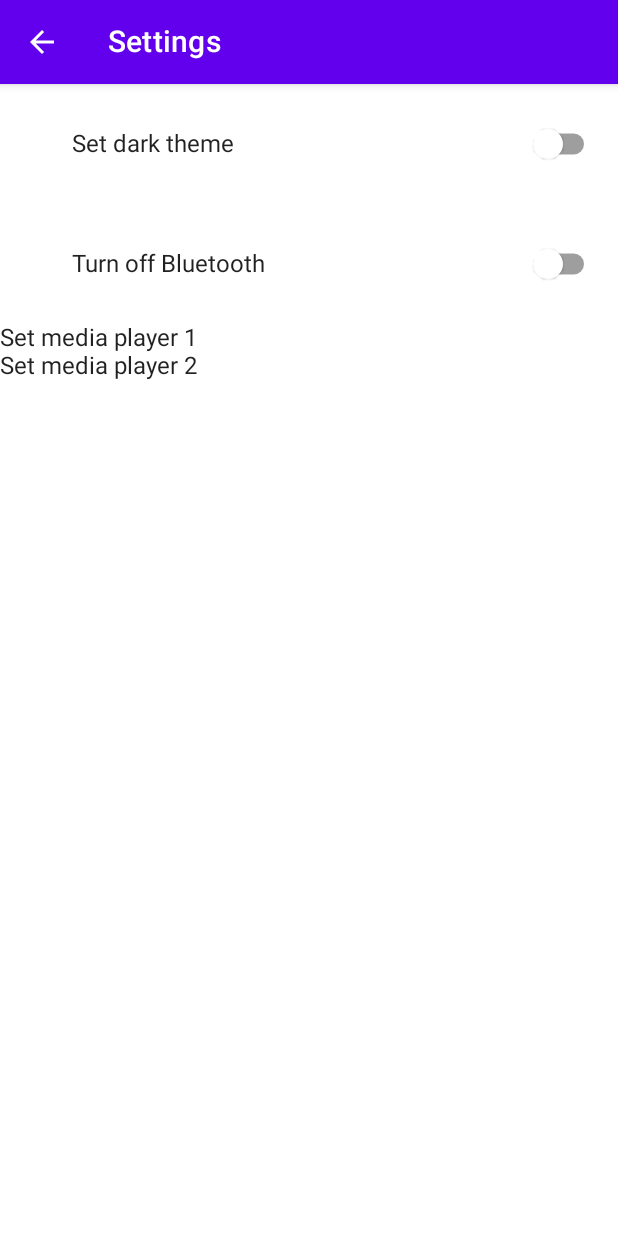
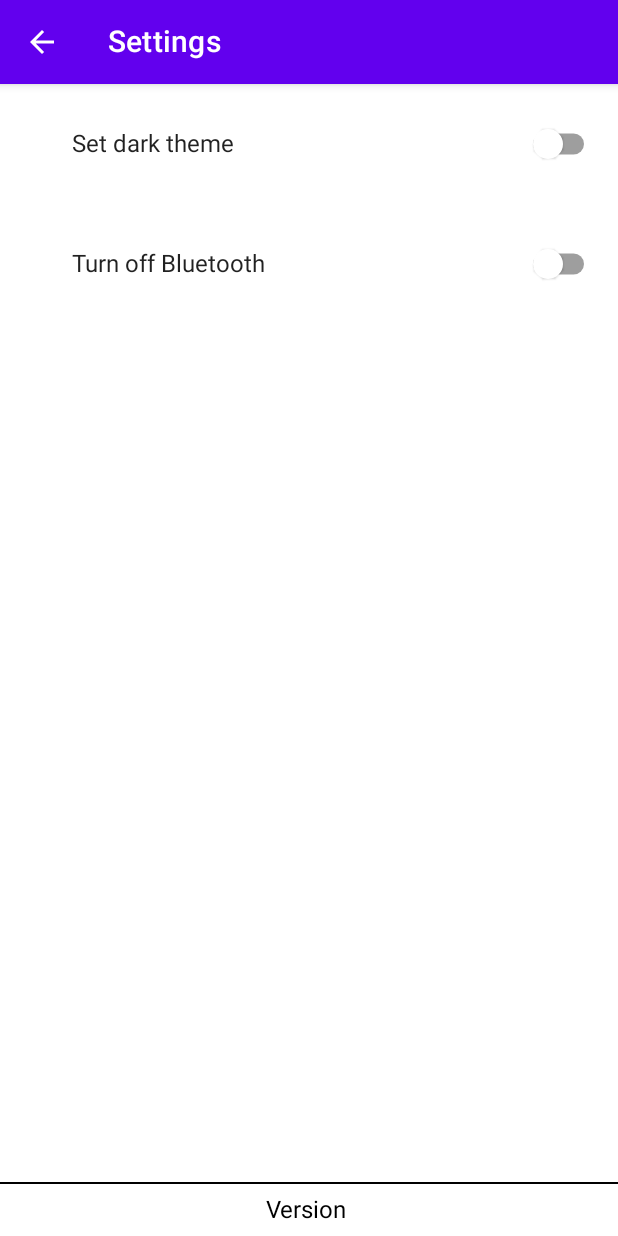
Before and after one commit to IsTheMartin/MusicStopTimer, an Android app built with Jetpack Compose: the screen it shows after launch (MainActivity), after a tap on "Settings", on a phone screen of 412 x 824 dp. Run offline under Robolectric (Android 15) with nearby library versions, the phone set to English and light mode, and no system bars; our stand-ins replace Dagger/Hilt's generated code.

Commit message:
Enhancement on settings, viewModel is not a parameter on Settings screen
Settings screen parameters (viewModel was removed, settingsState and settingsEvent were added) were modified to have a settings state and event, this will help to show a composable preview, some composable components were modified to use and call those parameters. Besides version app label was included on settings.

Theming was modified to include more color cases.

```diff
--- a/app/src/main/java/me/ismartin/musicstoptimer/MainActivity.kt
+++ b/app/src/main/java/me/ismartin/musicstoptimer/MainActivity.kt
@@ -31,7 +31,11 @@ class MainActivity : ComponentActivity() {
                         HomeScreen(navController)
                     }
                     composable(Destinations.Settings.route) {
-                        SettingsScreen(navController, viewModel)
+                        SettingsScreen(
+                            navController = navController,
+                            settingsState = viewModel.settingsState.collectAsState().value,
+                            settingsEvent = viewModel::processSettingsEvents
+                        )
                     }
                 }
             }
--- a/app/src/main/java/me/ismartin/musicstoptimer/ui/screens/SettingsScreen.kt
+++ b/app/src/main/java/me/ismartin/musicstoptimer/ui/screens/SettingsScreen.kt
@@ -2,13 +2,17 @@ package me.ismartin.musicstoptimer.ui.screens
 
 import androidx.compose.foundation.layout.Arrangement
 import androidx.compose.foundation.layout.Box
+import androidx.compose.foundation.layout.Column
 import androidx.compose.foundation.layout.Row
+import androidx.compose.foundation.layout.fillMaxSize
 import androidx.compose.foundation.layout.fillMaxWidth
 import androidx.compose.foundation.layout.padding
 import androidx.compose.foundation.lazy.LazyColumn
 import androidx.compose.foundation.lazy.items
+import androidx.compose.material.Divider
 import androidx.compose.material.Icon
 import androidx.compose.material.IconButton
+import androidx.compose.material.MaterialTheme
 import androidx.compose.material.Scaffold
 import androidx.compose.material.Switch
 import androidx.compose.material.Text
@@ -16,7 +20,6 @@ import androidx.compose.material.TopAppBar
 import androidx.compose.material.icons.Icons
 import androidx.compose.material.icons.filled.ArrowBack
 import androidx.compose.runtime.Composable
-import androidx.compose.runtime.collectAsState
 import androidx.compose.runtime.getValue
 import androidx.compose.runtime.mutableStateOf
 import androidx.compose.runtime.remember
@@ -24,46 +27,65 @@ import androidx.compose.runtime.setValue
 import androidx.compose.ui.Alignment
 import androidx.compose.ui.Modifier
 import androidx.compose.ui.res.stringResource
+import androidx.compose.ui.text.style.TextAlign
+import androidx.compose.ui.tooling.preview.Preview
 import androidx.compose.ui.unit.dp
 import androidx.navigation.NavController
+import androidx.navigation.compose.rememberNavController
+import me.ismartin.musicstoptimer.BuildConfig
+import me.ismartin.musicstoptimer.R
 import me.ismartin.musicstoptimer.repositories.models.SettingDisplayModel
 import me.ismartin.musicstoptimer.repositories.models.SettingType
-import me.ismartin.musicstoptimer.viewmodels.MainViewModel
+import me.ismartin.musicstoptimer.repositories.models.SettingsEvent
+import me.ismartin.musicstoptimer.ui.theme.MusicStopTimerTheme
 
 @Composable
-fun SettingsScreen(navController: NavController, viewModel: MainViewModel) {
-    val settingsList = viewModel.settingsState.collectAsState()
+fun SettingsScreen(
+    navController: NavController,
+    settingsState: List<SettingDisplayModel>,
+    settingsEvent: (SettingsEvent) -> Unit,
+) {
+    Scaffold(
+        topBar = {
+            TopBar(onNavigationClick = { navController.navigateUp() })
+        }
+    ) { paddingValues ->
+        Column {
+            LazyColumn(
+                modifier = Modifier
+                    .fillMaxSize()
+                    .weight(1f),
+                contentPadding = paddingValues
+            ) {
+                items(settingsState) { setting ->
+                    when (setting.type) {
+                        is SettingType.SingleSelection -> {
+                            // todo: SingleSelectionSetting -> change to appSelectionSetting?
+                        }
 
-    Scaffold(
-        topBar = { TopBar(navController = navController) }
-    ) { paddingValues ->
-        LazyColumn(contentPadding = paddingValues) {
-            items(settingsList.value) { setting ->
-                when (setting.type) {
-                    is SettingType.SingleSelection -> {
-                        Text(text = stringResource(id = setting.displayName))
-                    }
-                    is SettingType.Switch -> SwitchSetting(setting = setting) { newValue ->
-                        viewModel.updateSwitchSettingValue(setting, newValue)
+                        is SettingType.Switch -> SwitchSetting(setting = setting) { newValue ->
+                            settingsEvent(SettingsEvent.OnSwitchSettingChange(setting, newValue))
+                        }
                     }
                 }
             }
+            VersionSetting(modifier = Modifier.fillMaxWidth())
         }
     }
 }
 
 @Composable
-fun TopBar(navController: NavController) {
+fun TopBar(onNavigationClick: () -> Unit) {
     TopAppBar(
         modifier = Modifier,
         title = {
-            Text(text = "Settings")
+            Text(text = stringResource(id = R.string.settings))
         },
         navigationIcon = {
-            IconButton(onClick = { navController.navigateUp() }) {
+            IconButton(onClick = onNavigationClick) {
                 Icon(
                     imageVector = Icons.Filled.ArrowBack,
-                    contentDescription = "Back"
+                    contentDescription = stringResource(id = R.string.content_back_navigation)
                 )
             }
         }
@@ -71,7 +93,33 @@ fun TopBar(navController: NavController) {
 }
 
 @Composable
-fun SwitchSetting(setting: SettingDisplayModel, onCheckedChange: (Boolean) -> Unit) {
+fun VersionSetting(
+    modifier: Modifier = Modifier
+) {
+    val appVersion = BuildConfig.VERSION_NAME
+    Box(modifier = modifier) {
+        Column {
+            Divider(
+                modifier = Modifier.fillMaxWidth(),
+                color = MaterialTheme.colors.onSecondary
+            )
+            Text(
+                modifier = Modifier
+                    .fillMaxWidth()
+                    .padding(horizontal = 16.dp, vertical = 8.dp),
+                text = stringResource(id = R.string.app_version, appVersion),
+                color = MaterialTheme.colors.onSecondary,
+                textAlign = TextAlign.Center
+            )
+        }
+    }
+}
+
+@Composable
+fun SwitchSetting(
+    setting: SettingDisplayModel,
+    onCheckedChange: (Boolean) -> Unit
+) {
     var settingValue by remember {
         mutableStateOf((setting.type as SettingType.Switch).value)
     }
@@ -100,3 +148,15 @@ fun SwitchSetting(setting: SettingDisplayModel, onCheckedChange: (Boolean) -> Un
         }
     }
 }
+
+@Preview(showBackground = true)
+@Composable
+fun SettingsScreenPreview() {
+    MusicStopTimerTheme {
+        SettingsScreen(
+            navController = rememberNavController(),
+            settingsState = listOf(),
+            settingsEvent = {}
+        )
+    }
+}
--- a/app/src/main/java/me/ismartin/musicstoptimer/ui/theme/Theme.kt
+++ b/app/src/main/java/me/ismartin/musicstoptimer/ui/theme/Theme.kt
@@ -5,17 +5,30 @@ import androidx.compose.material.MaterialTheme
 import androidx.compose.material.darkColors
 import androidx.compose.material.lightColors
 import androidx.compose.runtime.Composable
+import androidx.compose.ui.graphics.Color
 
 private val DarkColorPalette = darkColors(
     primary = Purple200,
     primaryVariant = Purple700,
-    secondary = Teal200
+    secondary = Teal200,
+    background = Color.Black,
+    surface = Color.Black,
+    onPrimary = Color.Black,
+    onSecondary = Color.White,
+    onBackground = Color.White,
+    onSurface = Color.White,
 )
 
 private val LightColorPalette = lightColors(
     primary = Purple500,
     primaryVariant = Purple700,
-    secondary = Teal200
+    secondary = Teal200,
+    background = Color.White,
+    surface = Color.White,
+    onPrimary = Color.White,
+    onSecondary = Color.Black,
+    onBackground = Color.Black,
+    onSurface = Color.Black,
 
     /* Other default colors to override
     background = Color.White,
--- /dev/null
+++ b/app/src/main/java/me/ismartin/musicstoptimer/utils/Extensions.kt
@@ -0,0 +1 @@
+package me.ismartin.musicstoptimer.utils
--- a/app/src/main/res/values/strings.xml
+++ b/app/src/main/res/values/strings.xml
@@ -1,11 +1,14 @@
 <resources>
     <string name="app_name">MusicStopTimer</string>
 
+    <string name="content_back_navigation">Back</string>
+
+    <string name="settings">Settings</string>
     <string name="content_description_settings">Settings</string>
-
     <string name="set_dark_theme">Set dark theme</string>
     <string name="turn_off_bluetooth">Turn off Bluetooth</string>
     <string name="set_media_player_1">Set media player 1</string>
     <string name="set_media_player_2">Set media player 2</string>
+    <string name="app_version">Version %s</string>
 
 </resources>
```
Also changed, not shown: app/src/main/java/me/ismartin/musicstoptimer/repositories/models/SettingDisplayModel.kt (+11 -0 lines), app/src/main/java/me/ismartin/musicstoptimer/viewmodels/MainViewModel.kt (+13 -3 lines).
